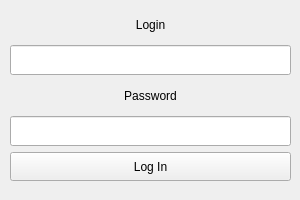
Old version of the form loginform.ui in the repository Wuzzaza/TestSystem.
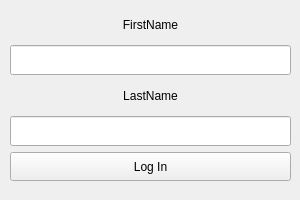
New version of the form.

Patch:
```diff
--- a/loginform.ui
+++ b/loginform.ui
@@ -26,7 +26,7 @@
     <item>
      <widget class="QLabel" name="label">
       <property name="text">
-       <string>Login</string>
+       <string>FirstName</string>
       </property>
       <property name="alignment">
        <set>Qt::AlignCenter</set>
@@ -46,7 +46,7 @@
     <item>
      <widget class="QLabel" name="label_2">
       <property name="text">
-       <string>Password</string>
+       <string>LastName</string>
       </property>
       <property name="alignment">
        <set>Qt::AlignCenter</set>
```
Left out of the diff: 2 changed lines with no effect on the pictures.
